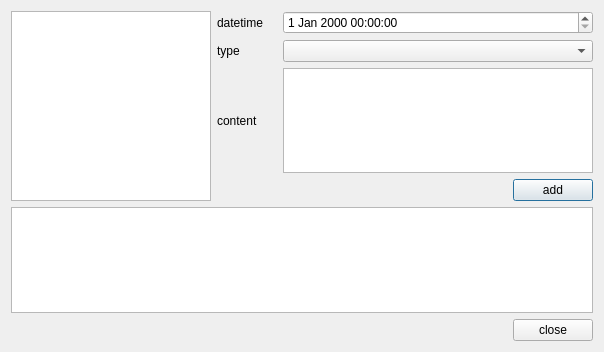
weinkym/src_miao, file zweixin/zinputmessagedialog.ui: the form before one commit.
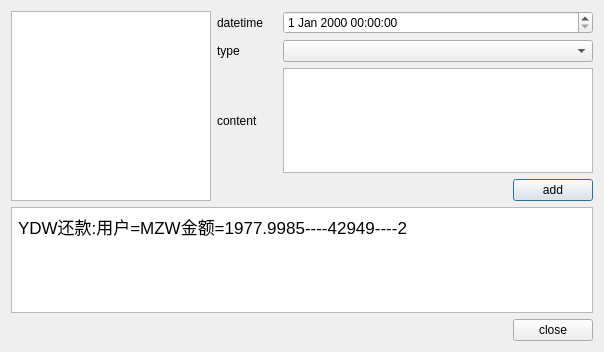
The form after the commit. Custom widgets are drawn as their Qt base class.

```diff
--- a/zweixin/zinputmessagedialog.ui
+++ b/zweixin/zinputmessagedialog.ui
@@ -141,7 +141,18 @@
     </layout>
    </item>
    <item>
-    <widget class="QTextEdit" name="textEditAutoContent"/>
+    <widget class="QTextEdit" name="textEditAutoContent">
+     <property name="html">
+      <string>&lt;!DOCTYPE HTML PUBLIC &quot;-//W3C//DTD HTML 4.0//EN&quot; &quot;http://www.w3.org/TR/REC-html40/strict.dtd&quot;&gt;
+&lt;html&gt;&lt;head&gt;&lt;meta name=&quot;qrichtext&quot; content=&quot;1&quot; /&gt;&lt;style type=&quot;text/css&quot;&gt;
+p, li { white-space: pre-wrap; }
+&lt;/style&gt;&lt;/head&gt;&lt;body style=&quot; font-family:'.SF NS Text'; font-size:13pt; font-weight:400; font-style:normal;&quot;&gt;
+&lt;table border=&quot;0&quot; style=&quot; margin-top:0px; margin-bottom:0px; margin-left:0px; margin-right:0px;&quot; cellspacing=&quot;2&quot; cellpadding=&quot;0&quot;&gt;
+&lt;tr&gt;
+&lt;td width=&quot;477&quot;&gt;
+&lt;p style=&quot; margin-top:0px; margin-bottom:0px; margin-left:0px; margin-right:0px; -qt-block-indent:0; text-indent:0px;&quot;&gt;YDW还款:用户=MZW金额=1977.9985----42949----2&lt;/p&gt;&lt;/td&gt;&lt;/tr&gt;&lt;/table&gt;&lt;/body&gt;&lt;/html&gt;</string>
+     </property>
+    </widget>
    </item>
    <item>
     <layout class="QHBoxLayout" name="horizontalLayout_6">
```
